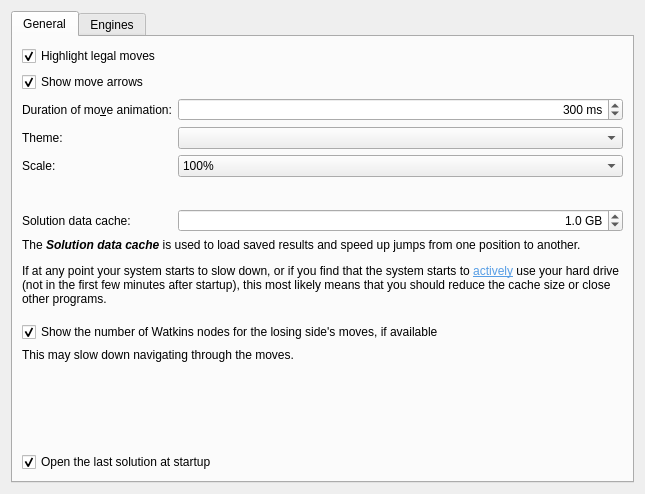
The window that projects/gui/ui/settingsdlg.ui (tolius/solver) describes before a commit, drawn with Qt 5.
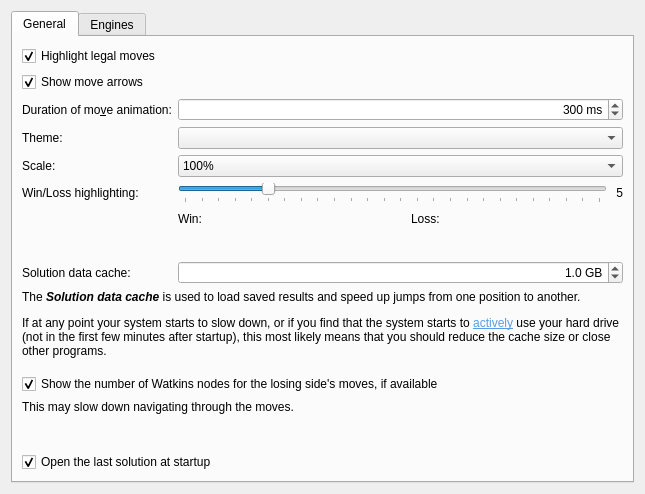
The same window after the commit.

```diff
--- a/projects/gui/ui/settingsdlg.ui
+++ b/projects/gui/ui/settingsdlg.ui
@@ -105,6 +105,109 @@
           </widget>
          </item>
          <item row="5" column="0">
+          <widget class="QLabel" name="m_tbPathLabel_4">
+           <property name="text">
+            <string>Win/Loss highlighting:</string>
+           </property>
+          </widget>
+         </item>
+         <item row="5" column="1">
+          <layout class="QHBoxLayout" name="horizontalLayout">
+           <item>
+            <widget class="QSlider" name="m_slider_WinLossHighlighting">
+             <property name="maximum">
+              <number>25</number>
+             </property>
+             <property name="pageStep">
+              <number>5</number>
+             </property>
+             <property name="value">
+              <number>5</number>
+             </property>
+             <property name="orientation">
+              <enum>Qt::Horizontal</enum>
+             </property>
+             <property name="tickPosition">
+              <enum>QSlider::TicksBelow</enum>
+             </property>
+            </widget>
+           </item>
+           <item>
+            <widget class="QLabel" name="m_label_WinLossHighlighting">
+             <property name="text">
+              <string> 5</string>
+             </property>
+            </widget>
+           </item>
+          </layout>
+         </item>
+         <item row="6" column="1">
+          <layout class="QHBoxLayout" name="horizontalLayout_2">
+           <item>
+            <widget class="QLabel" name="label_10">
+             <property name="text">
+              <string>Win:</string>
+             </property>
+            </widget>
+           </item>
+           <item>
+            <widget class="QWidget" name="m_widget_WinHighlighting" native="true">
+             <property name="sizePolicy">
+              <sizepolicy hsizetype="Expanding" vsizetype="Preferred">
+               <horstretch>0</horstretch>
+               <verstretch>0</verstretch>
+              </sizepolicy>
+             </property>
+             <property name="minimumSize">
+              <size>
+               <width>50</width>
+               <height>0</height>
+              </size>
+             </property>
+            </widget>
+           </item>
+           <item>
+            <spacer name="horizontalSpacer_3">
+             <property name="orientation">
+              <enum>Qt::Horizontal</enum>
+             </property>
+             <property name="sizeType">
+              <enum>QSizePolicy::Fixed</enum>
+             </property>
+             <property name="sizeHint" stdset="0">
+              <size>
+               <width>20</width>
+               <height>20</height>
+              </size>
+             </property>
+            </spacer>
+           </item>
+           <item>
+            <widget class="QLabel" name="label_11">
+             <property name="text">
+              <string>Loss:</string>
+             </property>
+            </widget>
+           </item>
+           <item>
+            <widget class="QWidget" name="m_widget_LossHighlighting" native="true">
+             <property name="sizePolicy">
+              <sizepolicy hsizetype="Expanding" vsizetype="Preferred">
+               <horstretch>0</horstretch>
+               <verstretch>0</verstretch>
+              </sizepolicy>
+             </property>
+             <property name="minimumSize">
+              <size>
+               <width>50</width>
+               <height>0</height>
+              </size>
+             </property>
+            </widget>
+           </item>
+          </layout>
+         </item>
+         <item row="7" column="0">
           <spacer name="horizontalSpacer">
            <property name="orientation">
             <enum>Qt::Horizontal</enum>
@@ -117,14 +220,14 @@
            </property>
           </spacer>
          </item>
-         <item row="6" column="0">
+         <item row="8" column="0">
           <widget class="QLabel" name="label_5">
            <property name="text">
             <string>Solution data cache:</string>
            </property>
           </widget>
          </item>
-         <item row="6" column="1">
+         <item row="8" column="1">
           <widget class="QDoubleSpinBox" name="m_bookCache">
            <property name="alignment">
             <set>Qt::AlignRight|Qt::AlignTrailing|Qt::AlignVCenter</set>
```
Left out of the diff: 124 changed lines with no effect on the pictures.
